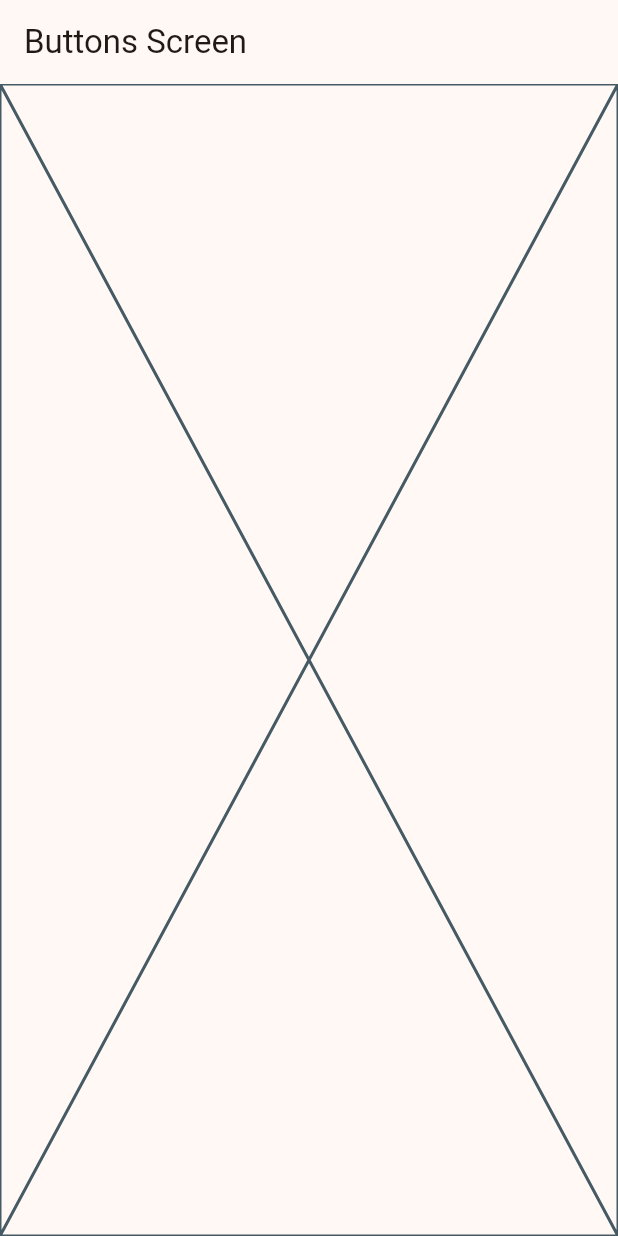
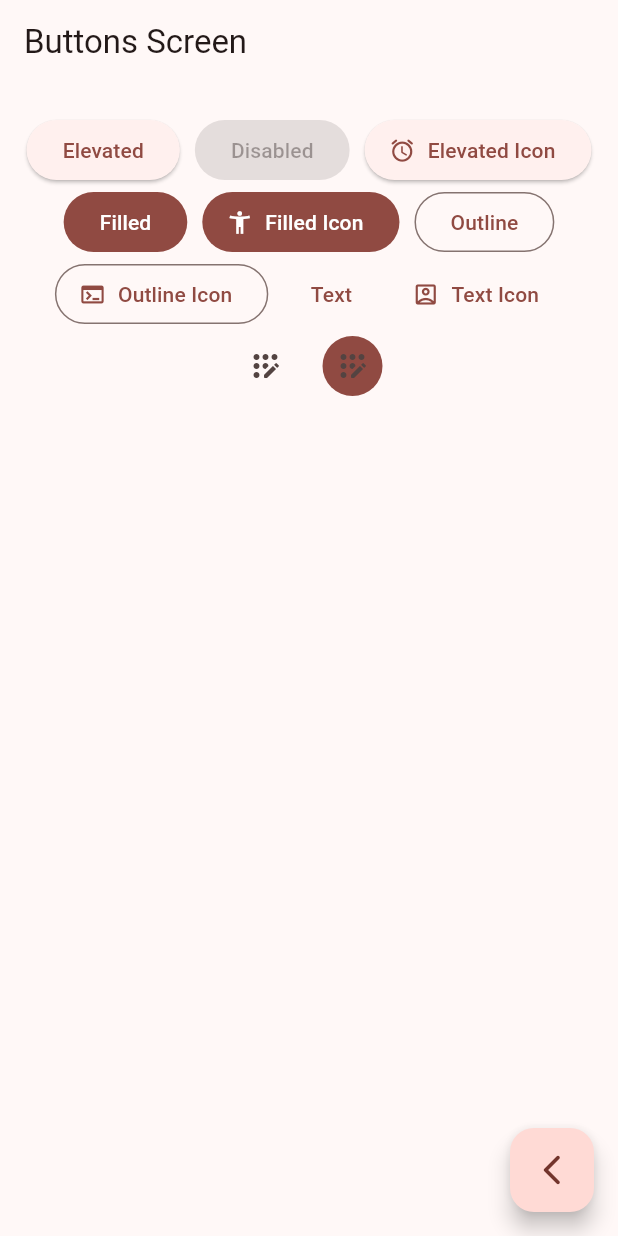
Before and after one commit to RichiiiRFC/widgets_app, a Flutter app: the ButtonsScreen screen opened by its route, on a phone screen of 412 x 824 dp. Run offline on Flutter 3.47's test engine with Material 3 defaults, Android fonts, the phone set to English and light mode, and no system bars; our stand-ins replace go_router.

```diff
--- a/lib/main.dart
+++ b/lib/main.dart
@@ -14,7 +14,7 @@ class MainApp extends StatelessWidget {
     return MaterialApp.router(
       routerConfig: appRouter,
       debugShowCheckedModeBanner: false,
-      theme: AppTheme(selectedColor: 6).getTheme(),
+      theme: AppTheme(selectedColor: 3).getTheme(),
     );
   }
 }
--- a/lib/presentation/screens/buttons/buttons_screen.dart
+++ b/lib/presentation/screens/buttons/buttons_screen.dart
@@ -1,4 +1,5 @@
 import 'package:flutter/material.dart';
+import 'package:go_router/go_router.dart';
 
 class ButtonsScreen extends StatelessWidget {
   static const String name = "buttons_screen";
@@ -10,7 +11,74 @@ class ButtonsScreen extends StatelessWidget {
       appBar:AppBar(
         title: const Text("Buttons Screen") ,
       ),
-      body: const Placeholder(),
+      body: _ButtonsView(),
+      floatingActionButton: FloatingActionButton(
+        child: Icon( Icons.arrow_back_ios_new_rounded),
+        onPressed: (){
+          context.pop();
+        },
+      ),
     );
   }
 }
+
+class _ButtonsView extends StatelessWidget {
+  const _ButtonsView();
+
+  @override
+  Widget build(BuildContext context) {
+    final colors = Theme.of(context).colorScheme;
+    return SizedBox(
+      width: double.infinity,
+      child: Padding(
+        padding: const EdgeInsets.symmetric(horizontal: 10, vertical: 20),
+        child: SizedBox(
+          child: Wrap(
+            spacing: 10,
+            crossAxisAlignment: WrapCrossAlignment.center,
+            alignment: WrapAlignment.center,
+            children: [
+              ElevatedButton(onPressed: (){}, child: const Text("Elevated")),
+              const ElevatedButton(onPressed: null, child: const Text("Disabled")),
+              ElevatedButton.icon(
+                  onPressed: (){},
+                  icon: Icon( Icons.access_alarms_rounded),
+                  label: Text("Elevated Icon")),
+              FilledButton(onPressed: () {}, child: const Text("Filled")),
+
+              FilledButton.icon(
+                onPressed: () {},
+                icon: const Icon(Icons.accessibility_new),
+                label: const Text("Filled Icon")),
+
+              OutlinedButton(onPressed: (){}, child: const Text("Outline")),
+              OutlinedButton.icon(
+                onPressed: (){},
+                  label: const Text("Outline Icon"),
+                icon: const Icon (Icons.terminal)),
+              TextButton(onPressed: (){}, child: const Text("Text")),
+              TextButton.icon(
+                onPressed: (){},
+                icon: const Icon(Icons.account_box_outlined),
+                label: const Text("Text Icon"),
+              ),
+
+              // TODO custom button
+
+              IconButton(onPressed: (){}, icon: Icon(Icons.app_registration_rounded)),
+
+                IconButton(
+                  onPressed: () {},
+                  icon: const Icon(Icons.app_registration_rounded),
+                  style: ButtonStyle(
+                    backgroundColor: WidgetStatePropertyAll(colors.primary),
+                  ),
+                ),
+                ],
+          ),
+
+        ),
+      ),
+    );
+  }
+}
```
